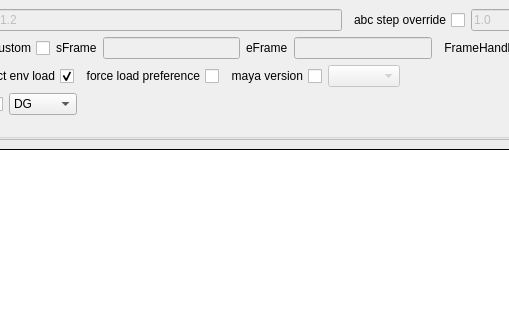
The window that pycode/gui/exporter_gui.ui (yocineman/ND_AssetExporter) describes before a commit, drawn with Qt 5; both pictures show x 161 to 670 and y 0 to 320 of the 986 by 802 pixel window.
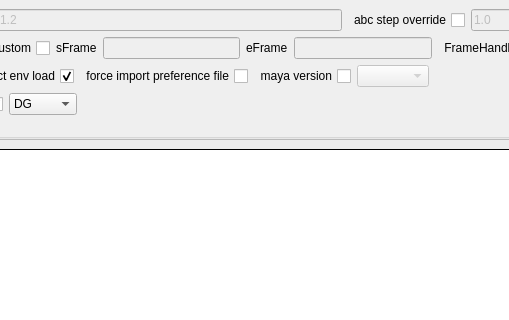
The same window after the commit.

Diff of the .ui file:
```diff
--- a/pycode/gui/exporter_gui.ui
+++ b/pycode/gui/exporter_gui.ui
@@ -298,7 +298,7 @@
          <enum>Qt::RightToLeft</enum>
         </property>
         <property name="text">
-         <string>force load preference</string>
+         <string>force import preference file</string>
         </property>
        </widget>
       </item>
```
